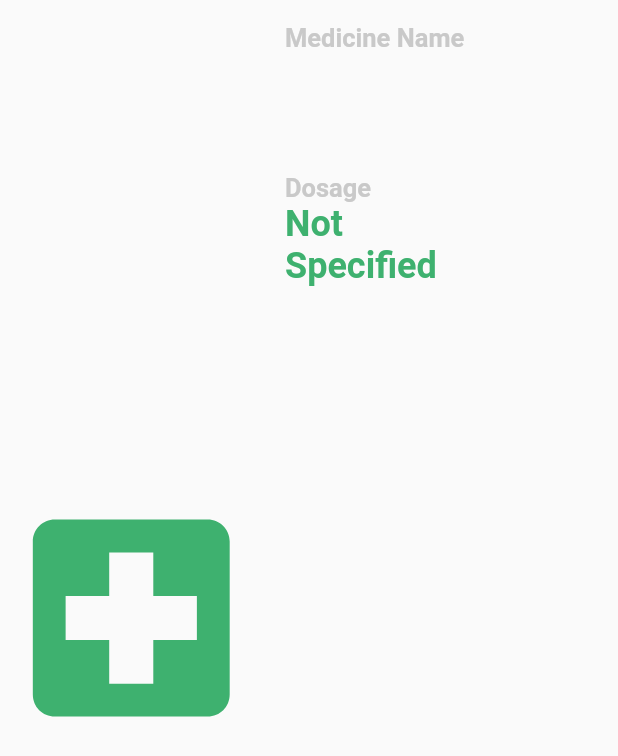
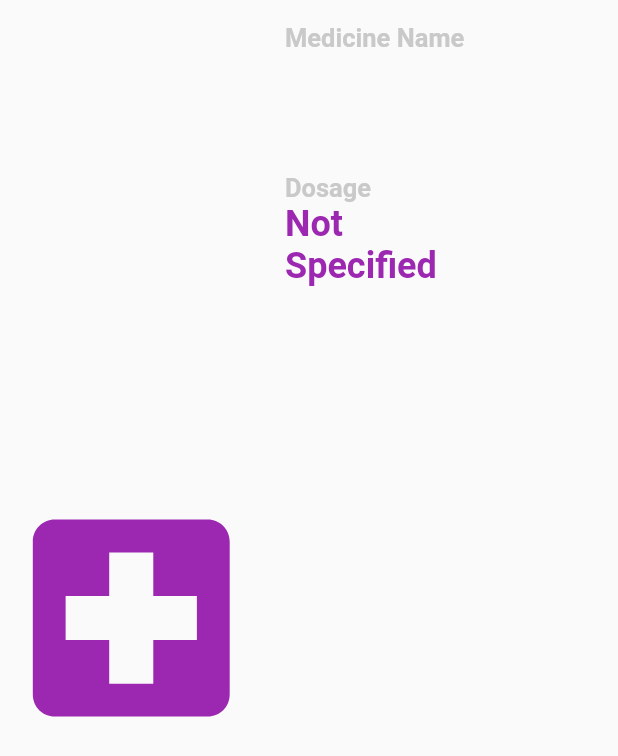
Before and after one commit to shazabahnacy/pill-reminderMobile, a Flutter app: the MainSection widget shown alone on an empty page, opened directly with empty values, on a phone screen of 412 x 824 dp. Shown: the top 756 px of the screen. Run offline on Flutter 3.47's test engine with Material 2 defaults, Android fonts, the phone set to English and light mode, and no system bars; our stand-ins replace flare_flutter, flutter_local_notifications.

Commit message:
Update medicine_details.dart

```diff
--- a/lib/src/ui/medicine_details/medicine_details.dart
+++ b/lib/src/ui/medicine_details/medicine_details.dart
@@ -1,3 +1,4 @@
+import 'package:flutter/material.dart';
 import 'package:flutter/material.dart';
 import 'package:flutter/widgets.dart';
 import 'package:medicine_reminder/src/models/medicine.dart';
@@ -19,7 +20,7 @@ class MedicineDetails extends StatelessWidget {
       appBar: AppBar(
         backgroundColor: Colors.white,
         iconTheme: IconThemeData(
-          color: Color(0xFF3EB16F),
+          color: Colors.purple,
         ),
         centerTitle: true,
         title: Text(
@@ -52,7 +53,7 @@ class MedicineDetails extends StatelessWidget {
                   width: 280,
                   height: 70,
                   child: FlatButton(
-                    color: Color(0xFF3EB16F),
+                    color: Colors.purple,
                     shape: StadiumBorder(),
                     onPressed: () {
                       openAlertBox(context);
@@ -128,7 +129,7 @@ class MainSection extends StatelessWidget {
         tag: medicine.medicineName + medicine.medicineType,
         child: Icon(
           IconData(0xe900, fontFamily: "Ic"),
-          color: Color(0xFF3EB16F),
+          color: Colors.purple,
           size: size,
         ),
       );
@@ -137,7 +138,7 @@ class MainSection extends StatelessWidget {
         tag: medicine.medicineName + medicine.medicineType,
         child: Icon(
           IconData(0xe901, fontFamily: "Ic"),
-          color: Color(0xFF3EB16F),
+          color: Colors.purple,
           size: size,
         ),
       );
@@ -146,7 +147,7 @@ class MainSection extends StatelessWidget {
         tag: medicine.medicineName + medicine.medicineType,
         child: Icon(
           IconData(0xe902, fontFamily: "Ic"),
-          color: Color(0xFF3EB16F),
+          color: Colors.purple,
           size: size,
         ),
       );
@@ -155,7 +156,7 @@ class MainSection extends StatelessWidget {
         tag: medicine.medicineName + medicine.medicineType,
         child: Icon(
           IconData(0xe903, fontFamily: "Ic"),
-          color: Color(0xFF3EB16F),
+          color: Colors.purple,
           size: size,
         ),
       );
@@ -164,7 +165,7 @@ class MainSection extends StatelessWidget {
       tag: medicine.medicineName + medicine.medicineType,
       child: Icon(
         Icons.local_hospital,
-        color: Color(0xFF3EB16F),
+        color: Colors.purple,
         size: size,
       ),
     );
@@ -232,7 +233,7 @@ class MainInfoTab extends StatelessWidget {
             fieldInfo,
             style: TextStyle(
                 fontSize: 24,
-                color: Color(0xFF3EB16F),
+                color: Colors.purple,
                 fontWeight: FontWeight.bold),
           ),
         ],
```
